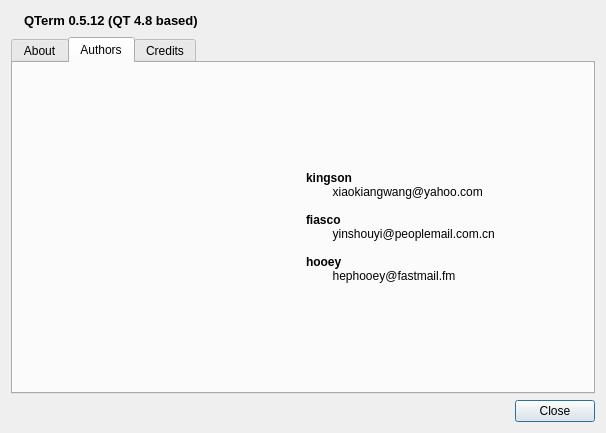
First picture: the form in src/ui/aboutdialog.ui, repository qterm/qterm, before the edit.
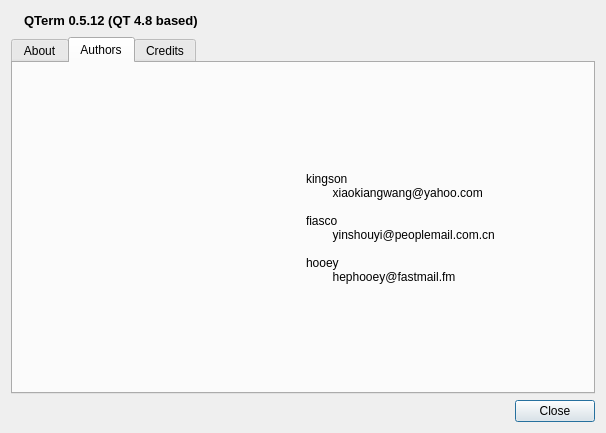
Second picture: the form after the edit. The open tabs and pages were chosen to show the change. Icons and pictures are not drawn.

Commit message: Update website and copyright

What changed in the file:
```diff
--- a/src/ui/aboutdialog.ui
+++ b/src/ui/aboutdialog.ui
@@ -140,18 +140,14 @@
        <item>
         <widget class="QLabel" name="TextLabel1">
          <property name="text">
-          <string>&lt;!DOCTYPE HTML PUBLIC &quot;-//W3C//DTD HTML 4.0//EN&quot; &quot;http://www.w3.org/TR/REC-html40/strict.dtd&quot;&gt;
-&lt;html&gt;&lt;head&gt;&lt;meta name=&quot;qrichtext&quot; content=&quot;1&quot; /&gt;&lt;style type=&quot;text/css&quot;&gt;
-p, li { white-space: pre-wrap; }
-&lt;/style&gt;&lt;/head&gt;&lt;body style=&quot; font-family:'.Lucida Grande UI'; font-size:13pt; font-weight:400; font-style:normal;&quot;&gt;
-&lt;p style=&quot; margin-top:0px; margin-bottom:0px; margin-left:0px; margin-right:0px; -qt-block-indent:0; text-indent:0px;&quot;&gt;&lt;span style=&quot; font-family:'Bitstream Vera Sans'; font-size:9pt; font-weight:600;&quot;&gt;kingson  &lt;/span&gt;&lt;span style=&quot; font-family:'Bitstream Vera Sans'; font-size:9pt;&quot;&gt;   &lt;/span&gt;&lt;/p&gt;
-&lt;p style=&quot; margin-top:0px; margin-bottom:0px; margin-left:0px; margin-right:0px; -qt-block-indent:0; text-indent:0px;&quot;&gt;&lt;span style=&quot; font-family:'Bitstream Vera Sans'; font-size:9pt;&quot;&gt;        xiaokiangwang@yahoo.com &lt;/span&gt;&lt;/p&gt;
-&lt;p style=&quot;-qt-paragraph-type:empty; margin-top:0px; margin-bottom:0px; margin-left:0px; margin-right:0px; -qt-block-indent:0; text-indent:0px; font-family:'Bitstream Vera Sans'; font-size:9pt;&quot;&gt;&lt;br /&gt;&lt;/p&gt;
-&lt;p style=&quot; margin-top:0px; margin-bottom:0px; margin-left:0px; margin-right:0px; -qt-block-indent:0; text-indent:0px;&quot;&gt;&lt;span style=&quot; font-family:'Bitstream Vera Sans'; font-size:9pt; font-weight:600;&quot;&gt;fiasco &lt;/span&gt;&lt;span style=&quot; font-family:'Bitstream Vera Sans'; font-size:9pt;&quot;&gt;    &lt;/span&gt;&lt;/p&gt;
-&lt;p style=&quot; margin-top:0px; margin-bottom:0px; margin-left:0px; margin-right:0px; -qt-block-indent:0; text-indent:0px;&quot;&gt;&lt;span style=&quot; font-family:'Bitstream Vera Sans'; font-size:9pt;&quot;&gt;        yinshouyi@peoplemail.com.cn&lt;/span&gt;&lt;/p&gt;
-&lt;p style=&quot;-qt-paragraph-type:empty; margin-top:0px; margin-bottom:0px; margin-left:0px; margin-right:0px; -qt-block-indent:0; text-indent:0px; font-family:'Bitstream Vera Sans'; font-size:9pt;&quot;&gt;&lt;br /&gt;&lt;/p&gt;
-&lt;p style=&quot; margin-top:0px; margin-bottom:0px; margin-left:0px; margin-right:0px; -qt-block-indent:0; text-indent:0px;&quot;&gt;&lt;span style=&quot; font-family:'Bitstream Vera Sans'; font-size:9pt; font-weight:600;&quot;&gt;hooey&lt;/span&gt;&lt;/p&gt;
-&lt;p style=&quot; margin-top:0px; margin-bottom:0px; margin-left:0px; margin-right:0px; -qt-block-indent:0; text-indent:0px;&quot;&gt;&lt;span style=&quot; font-family:'Bitstream Vera Sans'; font-size:9pt;&quot;&gt;        hephooey@fastmail.fm&lt;/span&gt;&lt;/p&gt;&lt;/body&gt;&lt;/html&gt;</string>
+          <string>kingson     
+        xiaokiangwang@yahoo.com 
+
+fiasco     
+        yinshouyi@peoplemail.com.cn
+
+hooey
+        hephooey@fastmail.fm</string>
          </property>
         </widget>
        </item>
```
Left out of the diff: 14 changed lines with no effect on the pictures.
